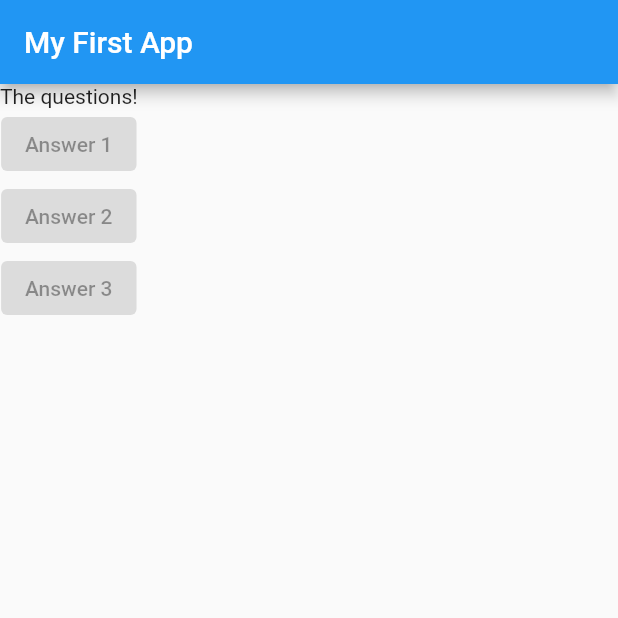
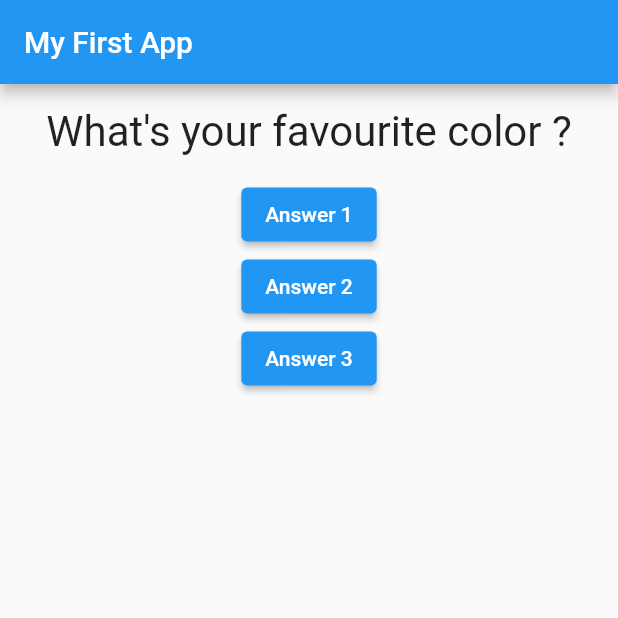
Before and after one commit to galangkrsnt/quiz_app, a Flutter app: the screen it shows after launch, on a phone screen of 412 x 824 dp, the top half of it. Run offline on Flutter 3.47's test engine with Material 2 defaults, Android fonts, the phone set to English and light mode, and no system bars.

```diff
--- a/lib/main.dart
+++ b/lib/main.dart
@@ -1,12 +1,33 @@
 import 'package:flutter/material.dart';
+import './question.dart';
 
 void main() {
   runApp(MyApp());
 }
 
-class MyApp extends StatelessWidget {
+class MyApp extends StatefulWidget {
+  @override
+  State<StatefulWidget> createState() {
+    // TODO: implement createState
+    return MyAppState();
+  }
+}
+
+class MyAppState extends State<MyApp>{
+  var questionIndex =0;
+
+  void answerQuestion(){
+    setState(() {
+      questionIndex = questionIndex +1;
+    });
+    }
+
   @override
   Widget build(BuildContext context) {
+    var questions = [
+      'What\'s your favourite color ?',
+      'What\'s your favourite animal ?',
+    ];
     return MaterialApp(
       home: Scaffold(
         appBar: AppBar(
@@ -14,17 +35,18 @@ class MyApp extends StatelessWidget {
         ),
         body: Column(
           children: [
-            Text('The questions!'),
+            Question(questions[questionIndex]),
             ElevatedButton(
-              onPressed: null,
+              onPressed: answerQuestion,
               child: Text('Answer 1'),
             ),
             ElevatedButton(
-              onPressed: null,
+              style: ButtonStyle(backgroundColor: MaterialStateProperty.all(Colors.blue),),
+              onPressed: answerQuestion,
               child: Text('Answer 2'),
             ),
             ElevatedButton(
-              onPressed: null,
+              onPressed: answerQuestion,
               child: Text('Answer 3'),
             ),
           ],
--- /dev/null
+++ b/lib/question.dart
@@ -0,0 +1,19 @@
+import 'package:flutter/material.dart';
+
+class Question extends StatelessWidget {
+  String questionText;
+  Question(this.questionText);
+
+  @override
+  Widget build(BuildContext context) {
+    return Container(
+      width: double.infinity,
+      margin: EdgeInsets.all(15),
+      child: Text(
+        questionText,
+        style: TextStyle(fontSize: 28),
+        textAlign: TextAlign.center,
+        ),
+    );
+  }
+}
```
Also changed, not shown: 2 other files.
